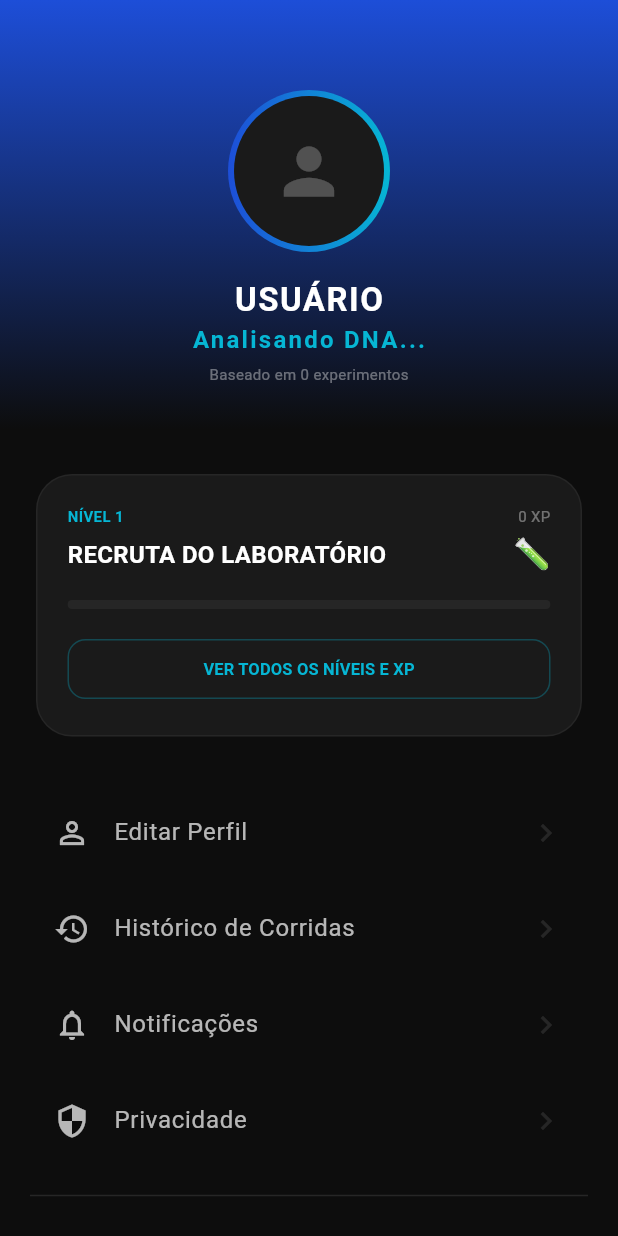
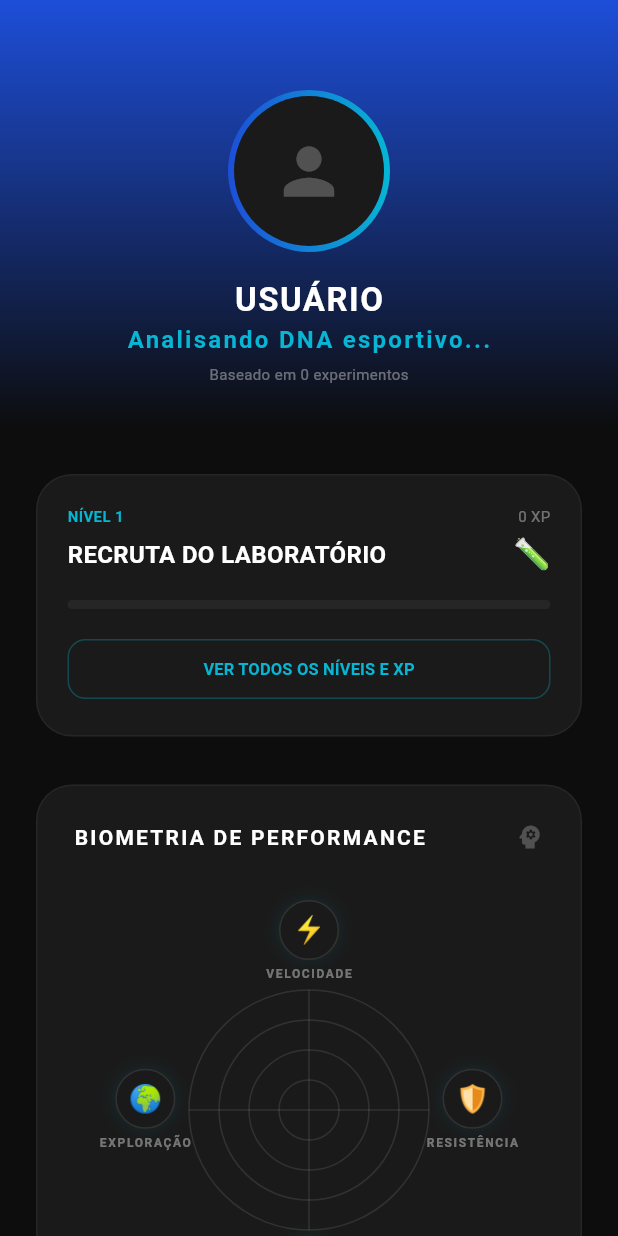
Before and after one commit to Joaohnt27/fitlab_mobile2, a Flutter app: the ProfileScreen screen opened directly, on a phone screen of 412 x 824 dp. Run offline on Flutter 3.47's test engine with Material 3 defaults, Android fonts, the phone set to English and light mode, and no system bars; our stand-ins replace device_preview, mask_text_input_formatter.

Commit message:
feat: implement interactive animated performance radar chart
- Created CustomPainter for multivariate data visualization (Radar Chart)
- Added Tween Animation with ElasticOut curve for chart expansion
- Implemented Stack-based interactive overlay for attribute tooltips
- Integrated reactive data binding with AthleteProfile model
- Optimized UI/UX with touch-responsive attribute descriptions

```diff
--- a/lib/models/athlete_profile.dart
+++ b/lib/models/athlete_profile.dart
@@ -4,6 +4,8 @@ class AthleteProfile {
   int consistencia;
   int exploracao;
   int totalCorridas;
+
+  static const int maxPontosPorAtributo = 100;
 
   AthleteProfile({
     this.velocidade = 0,
@@ -13,9 +15,8 @@ class AthleteProfile {
     this.totalCorridas = 0,
   });
 
-  // cálculo da classe em tempo real
   String get classeIdentificada {
-    if (totalCorridas < 3) return "Analisando DNA...";
+    if (totalCorridas < 3) return "Analisando DNA esportivo..."; // Período de calibração
 
     Map<String, int> scores = {
       '⚡ Velocista': velocidade,
@@ -26,11 +27,21 @@ class AthleteProfile {
 
     // Verifica se é Híbrido (se a diferença entre o maior e o menor for pequena)
     var valores = scores.values.toList()..sort();
-    if (valores.last - valores.first < 5 && totalCorridas > 5) {
+    if (valores.last - valores.first < 20 && totalCorridas > 5) {
       return "🧬 Híbrido";
     }
 
     // Retorna a chave com o maior valor
     return scores.entries.reduce((a, b) => a.value > b.value ? a : b).key;
   }
+
+  // NOVA FUNÇÃO: Retorna os dados normalizados para o gráfico
+  Map<String, double> get normalizedData {
+    return {
+      '⚡ VELOCIDADE': (velocidade / maxPontosPorAtributo).clamp(0.0, 1.0),
+      '🛡️ RESISTÊNCIA': (resistencia / maxPontosPorAtributo).clamp(0.0, 1.0),
+      '🔁 CONSISTÊNCIA': (consistencia / maxPontosPorAtributo).clamp(0.0, 1.0),
+      '🌍 EXPLORAÇÃO': (exploracao / maxPontosPorAtributo).clamp(0.0, 1.0),
+    };
+  }
 }
--- a/lib/screens/profile_screen.dart
+++ b/lib/screens/profile_screen.dart
@@ -3,6 +3,7 @@ import 'package:provider/provider.dart';
 import '../models/app_data.dart';
 import '../providers/user_provider.dart';
 import '../widgets/profile_level_card.dart';
+import '../widgets/radar_chart_interactive.dart';
 import 'about_screen.dart';
 
 class ProfileScreen extends StatelessWidget {
@@ -73,6 +74,60 @@ class ProfileScreen extends StatelessWidget {
             const Padding(
               padding: EdgeInsets.symmetric(horizontal: 24),
               child: ProfileLevelCard(),
+            ),
+
+            const SizedBox(height: 32),
+
+            Padding(
+              padding: const EdgeInsets.symmetric(horizontal: 24),
+              child: Container(
+                padding: const EdgeInsets.all(24),
+                decoration: BoxDecoration(
+                  color: const Color(0xFF1A1A1A),
+                  borderRadius: BorderRadius.circular(24),
+                  border: Border.all(color: Colors.white.withOpacity(0.05)),
+                ),
+                child: Column(
+                  crossAxisAlignment: CrossAxisAlignment.start,
+                  children: [
+                    Row(
+                      mainAxisAlignment: MainAxisAlignment.spaceBetween,
+                      children: [
+                        const Text(
+                          "BIOMETRIA DE PERFORMANCE",
+                          style: TextStyle(
+                            color: Colors.white,
+                            fontSize: 14,
+                            fontWeight: FontWeight.bold,
+                            letterSpacing: 1.5,
+                          ),
+                        ),
+                        const Icon(
+                          Icons.psychology,
+                          color: Colors.white24,
+                          size: 20,
+                        ),
+                      ],
+                    ),
+                    const SizedBox(height: 32),
+                    // O Gráfico propriamente dito
+                    // Dentro do Column da ProfileScreen
+                    ValueListenableBuilder(
+                      valueListenable: AppData.perfilAtleta,
+                      builder: (context, perfil, child) {
+                        return Center(
+                          // Certifique-se de que está centralizado
+                          child: RadarChartInteractive(
+                            // Chame o widget direto, sem SizedBox restritivo
+                            data: perfil.normalizedData,
+                            color: const Color(0xFF06B6D4), // Ciano FitLab
+                          ),
+                        );
+                      },
+                    ),
+                  ],
+                ),
+              ),
             ),
 
             const SizedBox(height: 32),
--- /dev/null
+++ b/lib/widgets/animated_radar_chart.dart
@@ -0,0 +1,65 @@
+import 'package:flutter/material.dart';
+import 'radar_chart_painter.dart';
+
+class AnimatedRadarChart extends StatefulWidget {
+  final Map<String, double> data;
+  final Color color;
+
+  const AnimatedRadarChart({
+    super.key,
+    required this.data,
+    required this.color,
+  });
+
+  @override
+  State<AnimatedRadarChart> createState() => _AnimatedRadarChartState();
+}
+
+class _AnimatedRadarChartState extends State<AnimatedRadarChart>
+    with SingleTickerProviderStateMixin {
+  late AnimationController _controller;
+  late Animation<double> _animation;
+
+  @override
+  void initState() {
+    super.initState();
+    _controller = AnimationController(
+      vsync: this,
+      duration: const Duration(milliseconds: 1500),
+    );
+
+    _animation = CurvedAnimation(parent: _controller, curve: Curves.elasticOut);
+
+    _controller.forward();
+  }
+
+  @override
+  void didUpdateWidget(AnimatedRadarChart oldWidget) {
+    super.didUpdateWidget(oldWidget);
+    _controller.reset();
+    _controller.forward();
+  }
+
+  @override
+  void dispose() {
+    _controller.dispose();
+    super.dispose();
+  }
+
+  @override
+  Widget build(BuildContext context) {
+    return AnimatedBuilder(
+      animation: _animation,
+      builder: (context, child) {
+        Map<String, double> animatedData = widget.data.map((key, value) {
+          return MapEntry(key, value * _animation.value);
+        });
+
+        return CustomPaint(
+          size: const Size(200, 200),
+          painter: RadarChartPainter(data: animatedData, color: widget.color),
+        );
+      },
+    );
+  }
+}
--- /dev/null
+++ b/lib/widgets/radar_chart_interactive.dart
@@ -0,0 +1,127 @@
+import 'package:flutter/material.dart';
+import 'animated_radar_chart.dart';
+
+class RadarChartInteractive extends StatelessWidget {
+  final Map<String, double> data;
+  final Color color;
+
+  const RadarChartInteractive({
+    super.key,
+    required this.data,
+    required this.color,
+  });
+
+  @override
+  Widget build(BuildContext context) {
+    return SizedBox(
+      width: 280,
+      height: 280,
+      child: Stack(
+        alignment: Alignment.center,
+        children: [
+          // gráfico no fundo
+          AnimatedRadarChart(data: data, color: color),
+
+          // Ícones posicionados nas extremidades
+          // TOPO - VELOCIDADE
+          Positioned(
+            top: 0,
+            child: _buildAttributeIcon(
+              context,
+              '⚡',
+              'VELOCIDADE',
+              'Meteora de Pace: Indica sua capacidade explosiva e eficiência cardiovascular.',
+            ),
+          ),
+
+          // BAIXO - CONSISTÊNCIA
+          Positioned(
+            bottom: 0,
+            child: _buildAttributeIcon(
+              context,
+              '🔁',
+              'CONSISTÊNCIA',
+              'Disciplina Absurda: Avalia a frequência semanal e dias seguidos.',
+            ),
+          ),
+
+          // DIREITA - RESISTÊNCIA
+          Positioned(
+            right: 0,
+            child: _buildAttributeIcon(
+              context,
+              '🛡️',
+              'RESISTÊNCIA',
+              'Vontade de Ferro: Baseado na distância média e tempo contínuo correndo.',
+            ),
+          ),
+
+          // ESQUERDA - EXPLORAÇÃO
+          Positioned(
+            left: 0,
+            child: _buildAttributeIcon(
+              context,
+              '🌍',
+              'EXPLORAÇÃO',
+              'Cartógrafo das Ruas: Mede a variedade de rotas e novos locais.',
+            ),
+          ),
+        ],
+      ),
+    );
+  }
+
+  Widget _buildAttributeIcon(
+    BuildContext context,
+    String icon,
+    String title,
+    String desc,
+  ) {
+    return Tooltip(
+      message: "$title\n$desc",
+      padding: const EdgeInsets.all(12),
+      margin: const EdgeInsets.symmetric(horizontal: 24),
+      showDuration: const Duration(seconds: 3),
+      triggerMode: TooltipTriggerMode.tap,
+      decoration: BoxDecoration(
+        color: const Color(0xFF1A1A1A),
+        borderRadius: BorderRadius.circular(12),
+        border: Border.all(color: color.withOpacity(0.5)),
+      ),
+      textStyle: const TextStyle(color: Colors.white, fontSize: 12),
+      child: Column(
+        mainAxisSize: MainAxisSize.min,
+        children: [
+          Container(
+            width: 40,
+            height: 40,
+            decoration: BoxDecoration(
+              color: const Color(0xFF1A1A1A),
+              shape: BoxShape.circle,
+              border: Border.all(color: Colors.white10),
+              boxShadow: [
+                BoxShadow(
+                  color: color.withOpacity(0.1),
+                  blurRadius: 8,
+                  spreadRadius: 1,
+                ),
+              ],
+            ),
+            alignment: Alignment.center,
+            child: Text(icon, style: const TextStyle(fontSize: 18)),
+          ),
+          const SizedBox(height: 4),
+          Text(
+            title,
+            style: TextStyle(
+              color: Colors.white.withOpacity(0.4),
+              fontSize: 8,
+              fontWeight: FontWeight.bold,
+              letterSpacing: 1.1,
+            ),
+          ),
+        ],
+      ),
+    );
+  }
+}
```
Also changed, not shown: lib/models/radar_axis_model.dart (added, +38 -0 lines), lib/widgets/radar_chart_painter.dart (added, +81 -0 lines), lib/widgets/radar_chart_with_tooltip.dart (added, +162 -0 lines).
